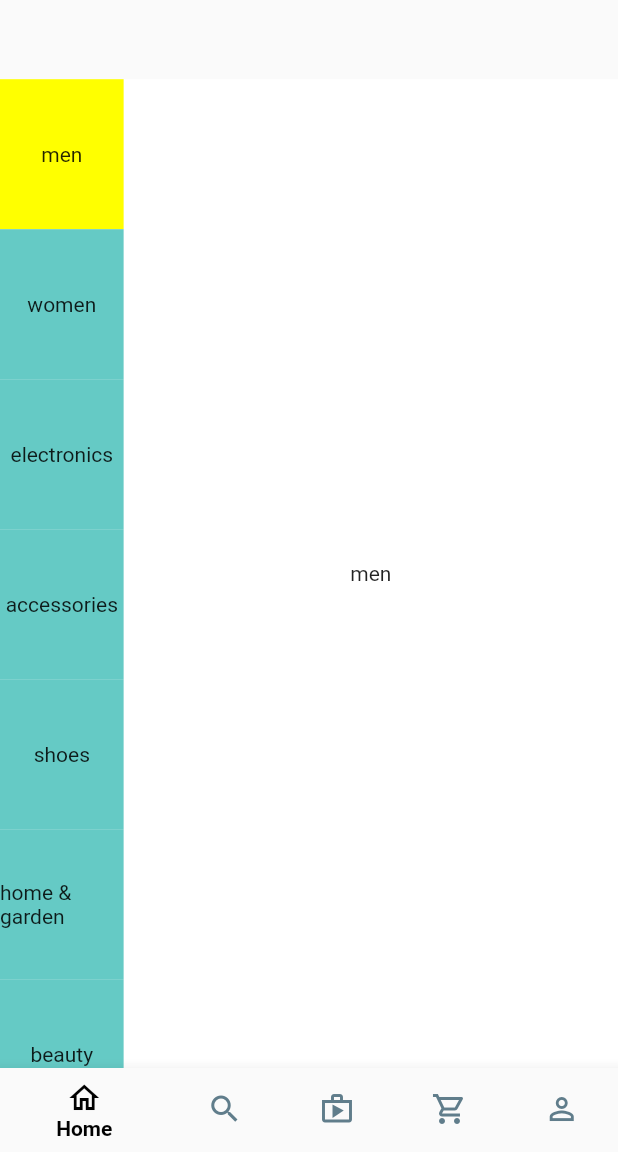
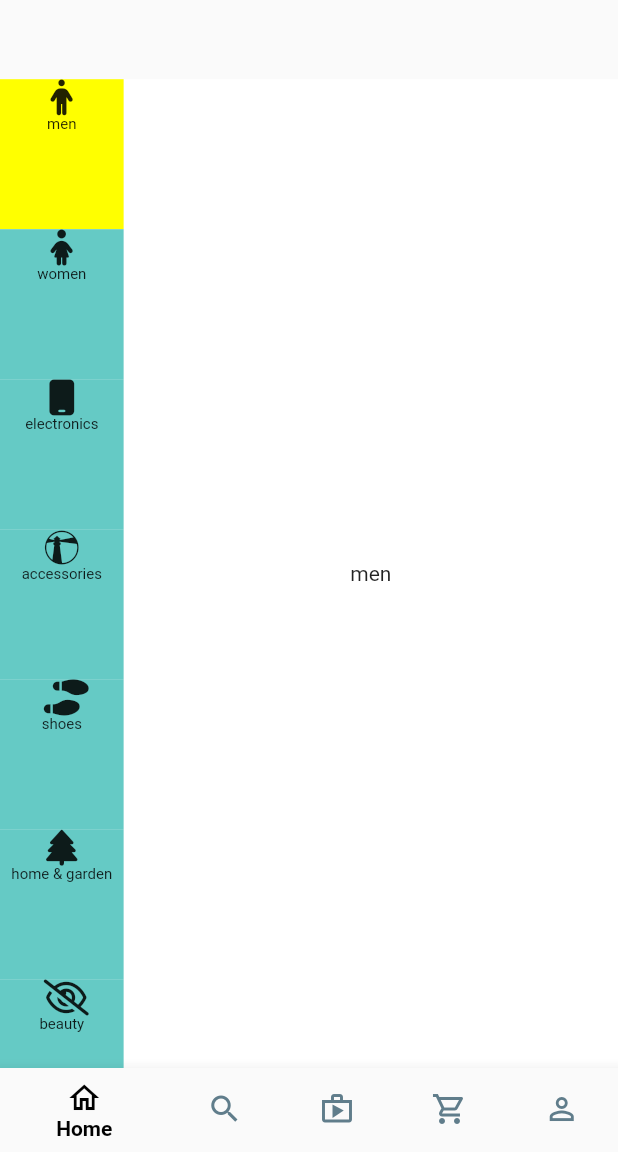
Before and after one commit to FSALVA157/fl_tienda_online_2022, a Flutter app: the screen it shows after launch, swiped to page 2, on a phone screen of 412 x 824 dp, the part 84-1236 px from its top. Run offline on Flutter 3.47's test engine with Material 2 defaults, Android fonts, the phone set to English and light mode, and no system bars; our stand-ins replace font_awesome_flutter.

Commit message:
sidebar con iconos

```diff
--- a/lib/main_screens/category_screen.dart
+++ b/lib/main_screens/category_screen.dart
@@ -5,8 +5,9 @@ import 'package:fl_tienda_online/widgets/fake_tab_search.dart';
 import 'package:flutter/material.dart';
 import 'package:provider/provider.dart';
 
-class CategorySceen extends StatelessWidget {
-  const CategorySceen({super.key});
+class CategoryScreen extends StatelessWidget {
+  const CategoryScreen({super.key});
+
 
   @override
   Widget build(BuildContext context) {
@@ -62,8 +63,10 @@ class _CategoryView extends StatelessWidget {
             height: double.infinity,
             color: Colors.white,
             child: Center(
-              child: Text(maincateg[index]),
-            ),
+              child: Text(navigationProvider.categories[index].name),
+
+            )
+
           );
         }
         ),
@@ -102,10 +105,12 @@ class _SideNavigator extends StatelessWidget {
               child: Container(
                 color: (maincateg[index] == navigationProvider.categorySelected)? Colors.yellowAccent : AppTheme.primary_color,
                 height: 100,
-                child: Center(
-                  child: Text(maincateg[index]),
-                ),
-              ),
+                child: Column(
+              children: [
+                  Icon(navigationProvider.categories[index].icon),
+                  Text(navigationProvider.categories[index].name, style: TextStyle(fontSize: 10),)
+              ],
+              ),)
             );
           })
           ),
--- a/lib/main_screens/customer_home.dart
+++ b/lib/main_screens/customer_home.dart
@@ -58,7 +58,7 @@ class _Pages extends StatelessWidget {
       physics: NeverScrollableScrollPhysics(),
       children: [
         Home(),
-        CategorySceen(),
+        CategoryScreen(),
         Container(
           width: double.infinity,
           height: double.infinity,
--- a/lib/provider/navigation_provider.dart
+++ b/lib/provider/navigation_provider.dart
@@ -1,10 +1,24 @@
 import 'package:fl_tienda_online/models/category_model.dart';
 import 'package:fl_tienda_online/utilities/categ_list.dart';
-import 'package:flutter/foundation.dart';
 import 'package:flutter/material.dart';
 import 'package:font_awesome_flutter/font_awesome_flutter.dart';
 
 class NavigationProvider extends ChangeNotifier{
+
+  //este Map debe ingresar desde la bd
+  Map<String, IconData> custom_icons = {
+      "men": FontAwesomeIcons.person,
+      'women': FontAwesomeIcons.childDress,
+      'electronics': FontAwesomeIcons.mobile,
+      'accessories': FontAwesomeIcons.watchmanMonitoring,
+      'shoes': FontAwesomeIcons.shoePrints,
+      'home & garden': FontAwesomeIcons.tree,
+      'beauty': FontAwesomeIcons.eyeSlash,
+      'kids': FontAwesomeIcons.children,
+      'bags': FontAwesomeIcons.bagShopping
+  };
+
+  //armado de lista categoria con icono
   List<CategoryModel> categories = [];
   int _paginaActual = 0;
   String _categorySelected="men";
@@ -12,7 +26,7 @@ class NavigationProvider extends ChangeNotifier{
   NavigationProvider(){
     maincateg.forEach((cat) {
       categories.add(
-        CategoryModel(cat, FontAwesomeIcons.building)
+        CategoryModel(cat, custom_icons[cat]!)
         );
     });
   }
```
